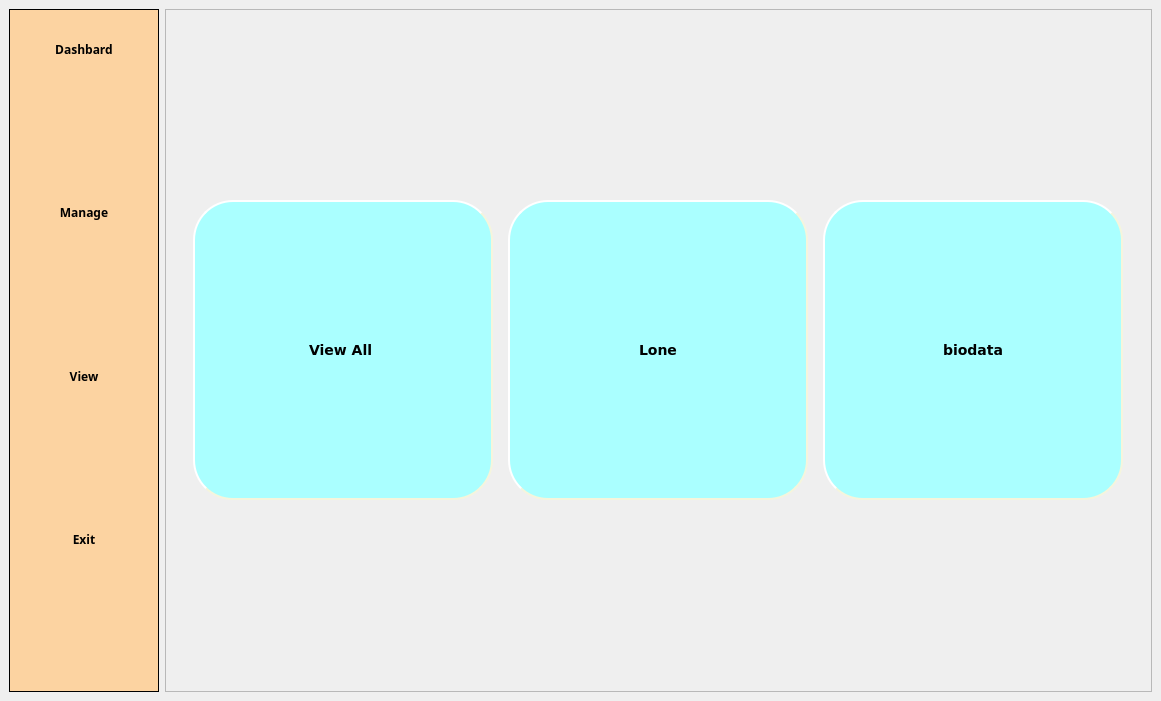
This is new.ui in nachiket624/GTFC-Desktop-Application as Qt 5 draws it before an edit. The edited form follows.
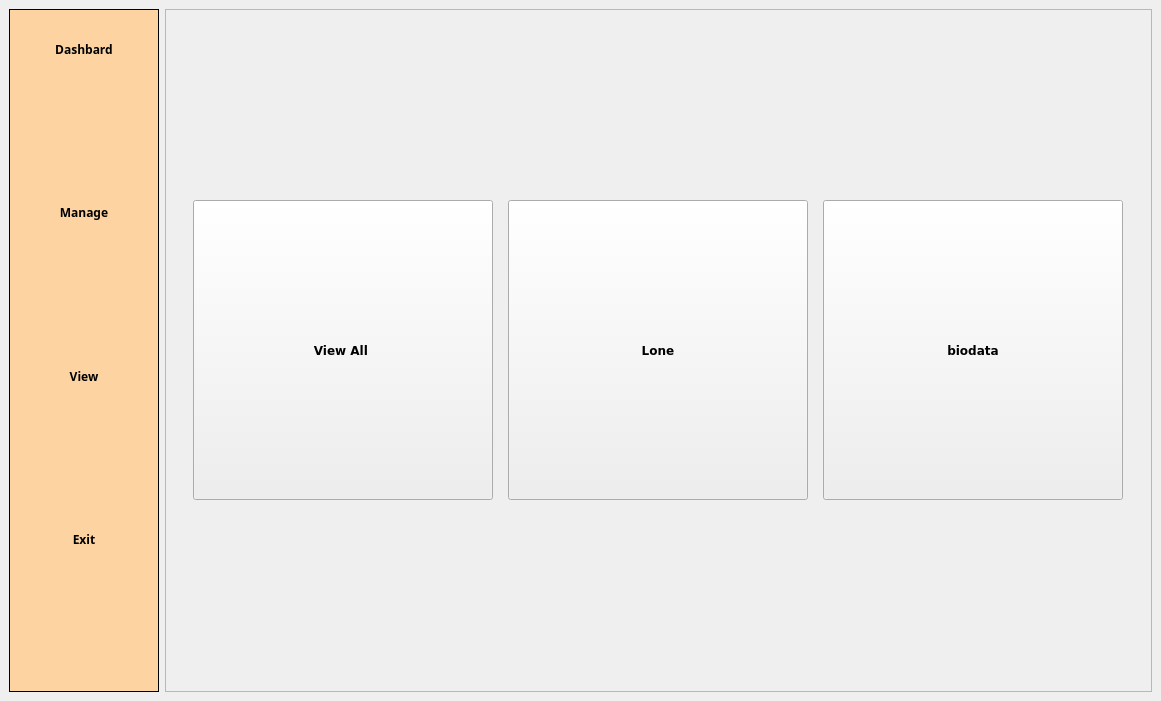
This is the edited form. The open tabs and pages were chosen to show the change.

Commit message: lone collection function working with Gui. MainWindow.py gui button change to it's Default style

Diff of the .ui file:
```diff
--- a/new.ui
+++ b/new.ui
@@ -405,23 +405,7 @@
        <item row="0" column="0">
         <widget class="QStackedWidget" name="stackedWidget">
          <property name="styleSheet">
-          <string notr="true">
-QPushButton {
-font: 14pt &quot;Verdana&quot;;
-	
-	  background-color: rgb(170, 255, 255);
-    border-style: outset;
-    border-width: 2px;
-    border-radius: 40px;
-    border-color: beige;
-    font: bold 14px;
-    min-width: 10em;
-    padding: 6px;
-}
-QPushButton:pressed {
-    background-color: rgb(85, 255, 127);
-    border-style: inset;
-}</string>
+          <string notr="true"/>
          </property>
          <property name="currentIndex">
           <number>2</number>
@@ -1282,7 +1266,6 @@
              <property name="font">
               <font>
                <family>Verdana</family>
-               <pointsize>-1</pointsize>
                <weight>75</weight>
                <italic>false</italic>
                <bold>true</bold>
@@ -1316,7 +1299,6 @@
              <property name="font">
               <font>
                <family>Verdana</family>
-               <pointsize>-1</pointsize>
                <weight>75</weight>
                <italic>false</italic>
                <bold>true</bold>
@@ -1350,7 +1332,6 @@
              <property name="font">
               <font>
                <family>Verdana</family>
-               <pointsize>-1</pointsize>
                <weight>75</weight>
                <italic>false</italic>
                <bold>true</bold>
```
Left out of the diff: 3 changed lines with no effect on the pictures. The commit also changes 4 other files.
